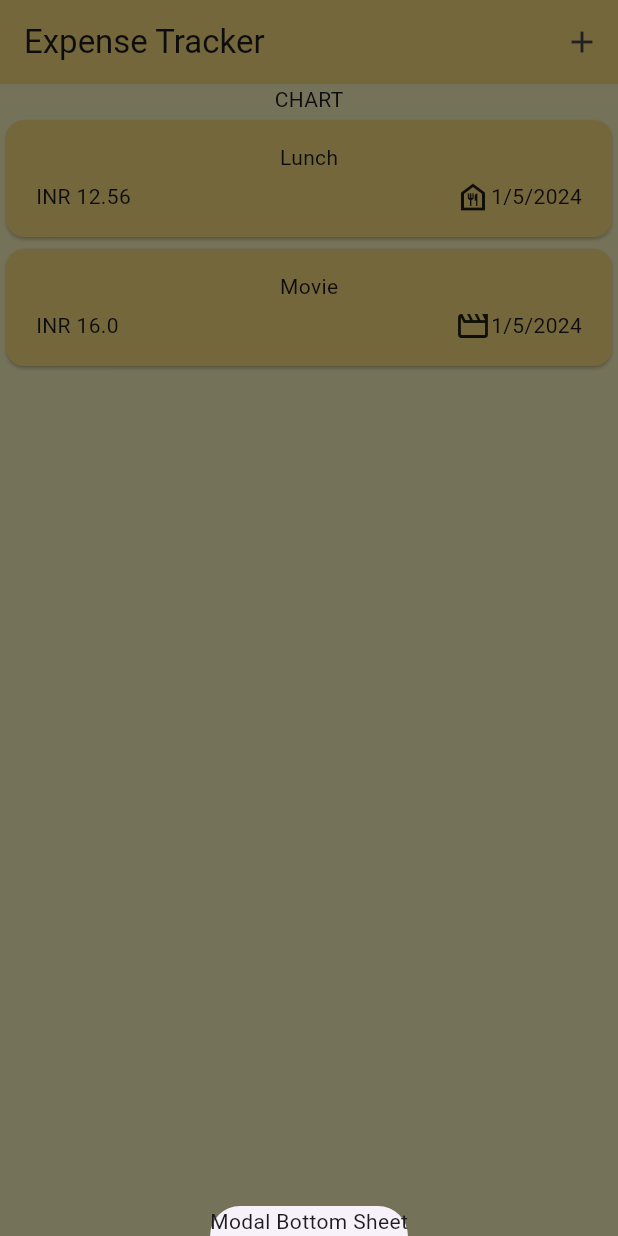
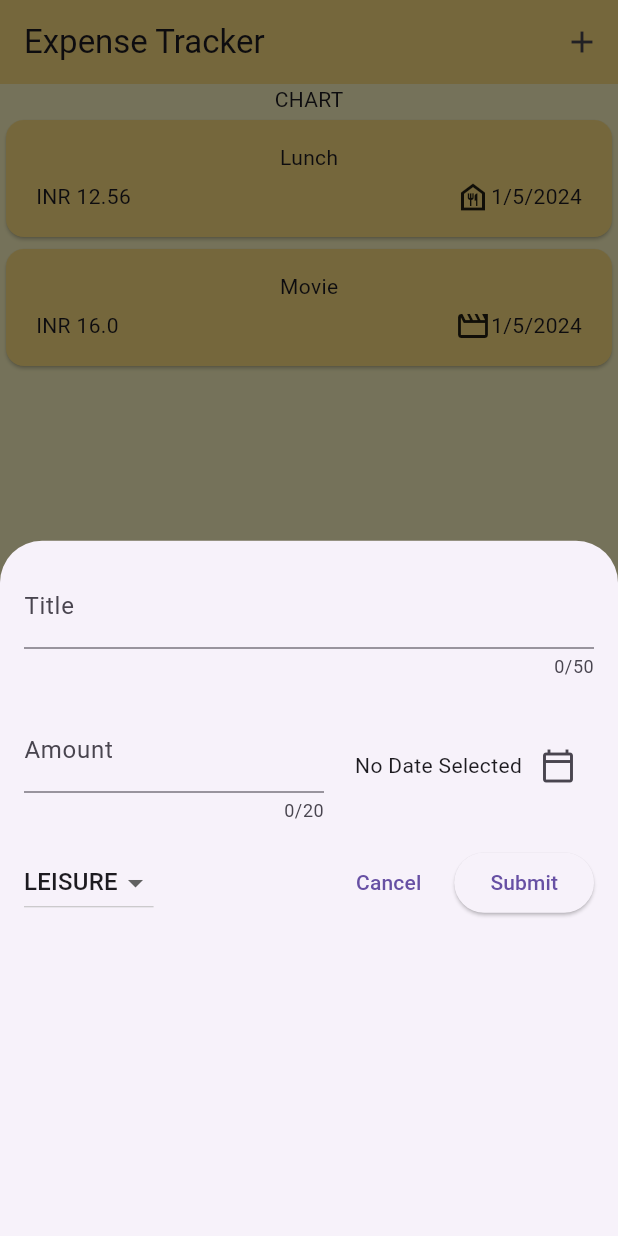
Before and after one commit to bhavyabedi/Expense_Tracker, a Flutter app: the screen it shows after launch, after a tap on the "add" icon, on a phone screen of 412 x 824 dp. Run offline on Flutter 3.47's test engine with Material 3 defaults, Android fonts, the phone set to English and light mode, and no system bars.

Commit message:
Text Inputs+Validation

```diff
--- a/lib/Widgets/home.dart
+++ b/lib/Widgets/home.dart
@@ -1,4 +1,5 @@
 import 'package:expense/Widgets/Expense_list/expense_list.dart';
+import 'package:expense/Widgets/new_expense.dart';
 import 'package:expense/models/expense.dart';
 import 'package:flutter/material.dart';
 
@@ -41,9 +42,7 @@ class _HomeState extends State<Home> {
             onPressed: () {
               showModalBottomSheet(
                 context: context,
-                builder: (ctx) => const Text(
-                  'Modal Bottom Sheet',
-                ),
+                builder: (ctx) => const NewExpense(),
               );
             },
           )
--- a/lib/Widgets/new_expense.dart
+++ b/lib/Widgets/new_expense.dart
@@ -1,4 +1,5 @@
 import 'package:flutter/material.dart';
+import 'package:expense/models/expense.dart';
 
 class NewExpense extends StatefulWidget {
   const NewExpense({super.key});
@@ -10,10 +11,139 @@ class NewExpense extends StatefulWidget {
 }
 
 class _NewExpenseState extends State<NewExpense> {
+  final _titleController = TextEditingController();
+  final _amountController = TextEditingController();
+  DateTime? _selectedDate;
+  Category _selectedCategory = Category.leisure;
+
+  void _showDatePicker() async {
+    //Pops Up the Date Picker in the Modal Pop Up
+    var now = DateTime.now();
+    var firstDate = DateTime(now.year - 1, now.month, now.day);
+    var pickedDate = await showDatePicker(
+      context: context,
+      firstDate: firstDate,
+      lastDate: now,
+    );
+    setState(() {
+      _selectedDate = pickedDate;
+    });
+  }
+
+  void _submitValidate() {
+    final _selectedAmount = double.tryParse(_amountController.text);
+    final isInvalid = _selectedAmount == null || _selectedAmount <= 0;
+    if (_titleController.text.trim().isEmpty ||
+        isInvalid ||
+        _selectedDate == null) {
+      showDialog(
+        context: context,
+        builder: (ctx) => AlertDialog(
+          title: const Text('Invalid Input!'),
+          content: const Text('One or more of the Entries is Invalid!'),
+          actions: [
+            TextButton(
+              onPressed: () {
+                setState(() {
+                  Navigator.pop(ctx);
+                });
+              },
+              child: const Text('Okay'),
+            ),
+          ],
+        ),
+      );
+    }
+  }
+
   @override
   Widget build(context) {
-    return const Padding(
-      padding: EdgeInsets.all(16),
+    return Padding(
+      padding: const EdgeInsets.all(16),
+      child: Column(
+        children: [
+          TextField(
+            controller: _titleController,
+            maxLength: 50,
+            decoration: const InputDecoration(
+              label: Text('Title'),
+            ),
+          ),
+          const SizedBox(height: 20),
+          Row(
+            //AMOUNT ROW
+            children: [
+              SizedBox(
+                width: 200,
+                child: TextField(
+                  //AMOUNT WIDGET
+                  controller: _amountController,
+                  maxLength: 20,
+                  keyboardType: TextInputType.number,
+                  decoration: const InputDecoration(
+                    prefix: Text('INR '),
+                    label: Text('Amount'),
+                  ),
+                ),
+              ),
+              const Spacer(),
+              Row(
+                crossAxisAlignment: CrossAxisAlignment.center,
+                mainAxisAlignment: MainAxisAlignment.end,
+                children: [
+                  Text(
+                    _selectedDate == null
+                        ? 'No Date Selected' //Also, Imported the formatter function from the Models Expense file
+                        : formatter.format(
+                            _selectedDate!), //! Sign to force flutter to consider it as a non-null value which it'll definitely be.
+                  ),
+                  IconButton(
+                    onPressed: _showDatePicker,
+                    icon: const Icon(Icons.calendar_today_outlined),
+                  ),
+                ],
+              ),
+            ],
+          ),
+          const SizedBox(height: 16),
+          Row(
+            //Buttons Row for SUBMIT AND CANCEL
+            children: [
+              DropdownButton(
+                value: _selectedCategory,
+                items: Category.values
+                    .map(
+                      (category) => DropdownMenuItem(
+                        value: category,
+                        child: Text(category.name.toUpperCase()),
+                      ),
+                    )
+                    .toList(),
+                onChanged: (value) {
+                  if (value == null) return;
+                  setState(() {
+                    _selectedCategory = value;
+                  });
+                },
+              ),
+              const Spacer(),
+              TextButton(
+                onPressed: () {
+                  Navigator.pop(context);
+                },
+                child: const Text('Cancel'),
+              ),
+              const SizedBox(
+                width: 10,
+              ),
+              ElevatedButton(
+                onPressed: _submitValidate,
+                child: const Text('Submit'),
+              ),
+            ],
+          ),
+        ],
+      ),
     );
   }
 }
```
